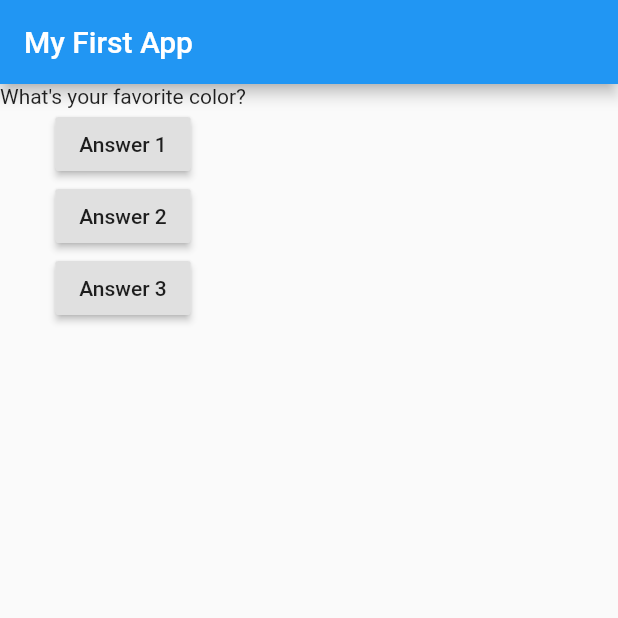
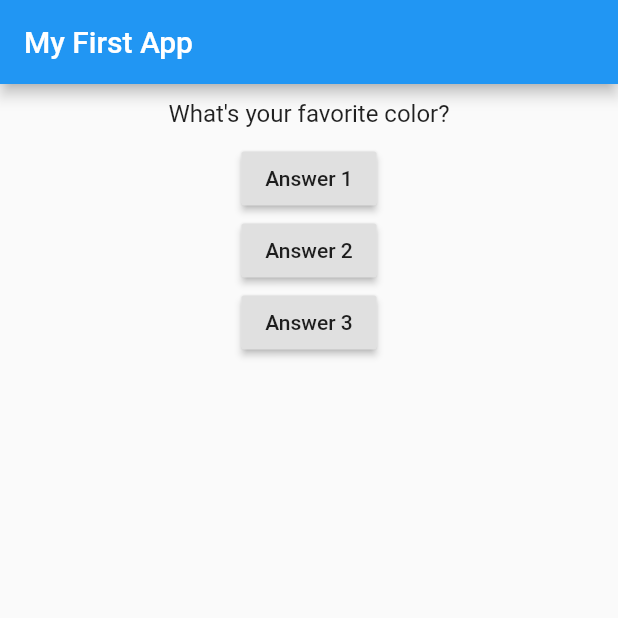
Before and after one commit to anuragtomer/flutter_apps, a Flutter app: the screen it shows after launch, on a phone screen of 412 x 824 dp, the top half of it. Run offline on Flutter 3.47's test engine with Material 2 defaults, Android fonts, the phone set to English and light mode, and no system bars.

Commit message:
2.28 Styling and layouting

```diff
--- a/flutter_complete_guide/lib/question.dart
+++ b/flutter_complete_guide/lib/question.dart
@@ -6,6 +6,14 @@ class Question extends StatelessWidget {
 
   @override
   Widget build(BuildContext context) {
-    return Text(questionText);
+    return Container(
+      width: double.infinity,
+      margin: EdgeInsets.all(10),
+      child: Text(
+        questionText,
+        style: TextStyle(fontSize: 16),
+        textAlign: TextAlign.center,
+      ),
+    );
   }
 }
```
